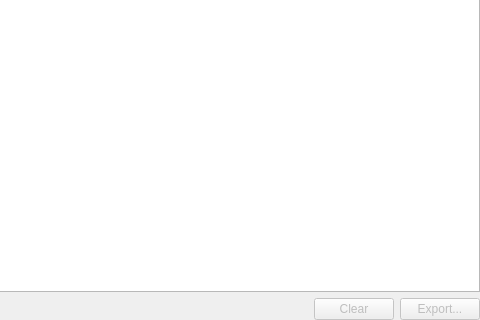
Qt form ACF/Include/iqt/CLogGuiComp.ui (ImagingTools/acf) before a commit; both pictures show x 236 to 716 and y 157 to 477 of the 716 by 477 pixel window.
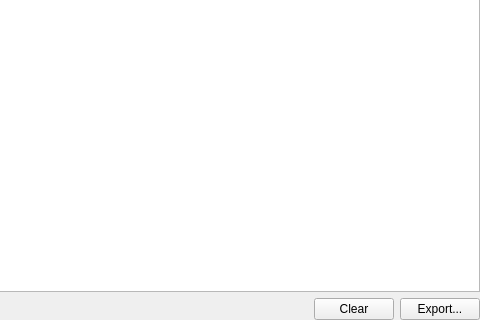
The same form after that commit. Icons and pictures are not drawn.

Diff of the .ui file:
```diff
--- a/ACF/Include/iqt/CLogGuiComp.ui
+++ b/ACF/Include/iqt/CLogGuiComp.ui
@@ -98,7 +98,7 @@
      <item>
       <widget class="QPushButton" name="ClearButton" >
        <property name="enabled" >
-        <bool>false</bool>
+        <bool>true</bool>
        </property>
        <property name="text" >
         <string>Clear</string>
@@ -111,7 +111,7 @@
      <item>
       <widget class="QPushButton" name="ExportButton" >
        <property name="enabled" >
-        <bool>false</bool>
+        <bool>true</bool>
        </property>
        <property name="text" >
         <string>Export...</string>
```
Left out of the diff: 12 changed lines with no effect on the pictures.
